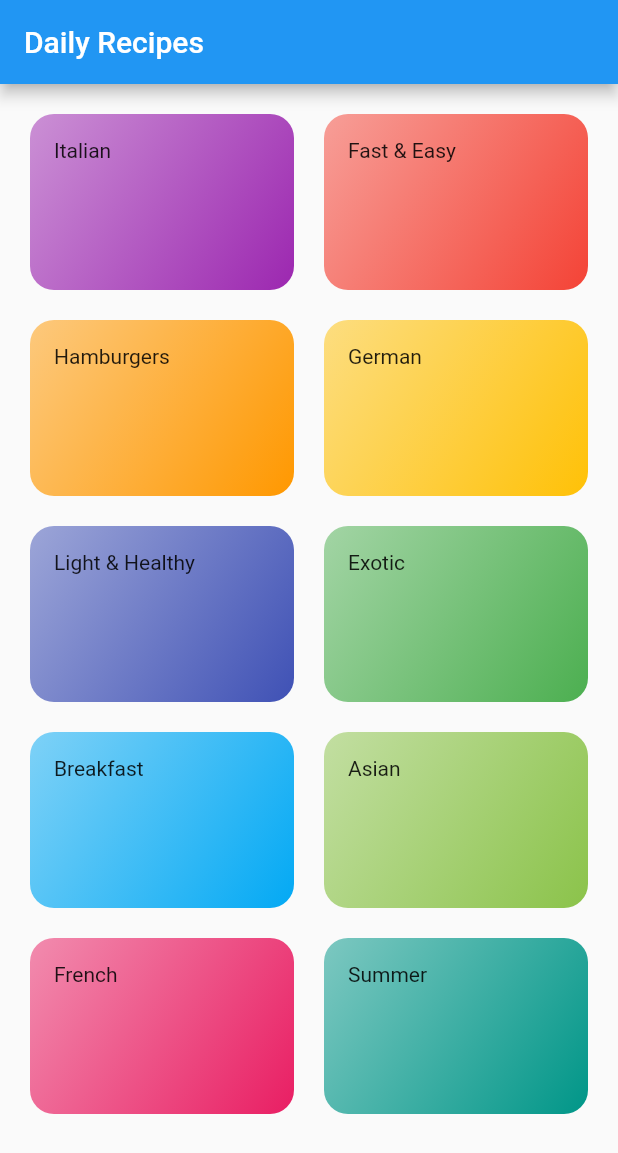
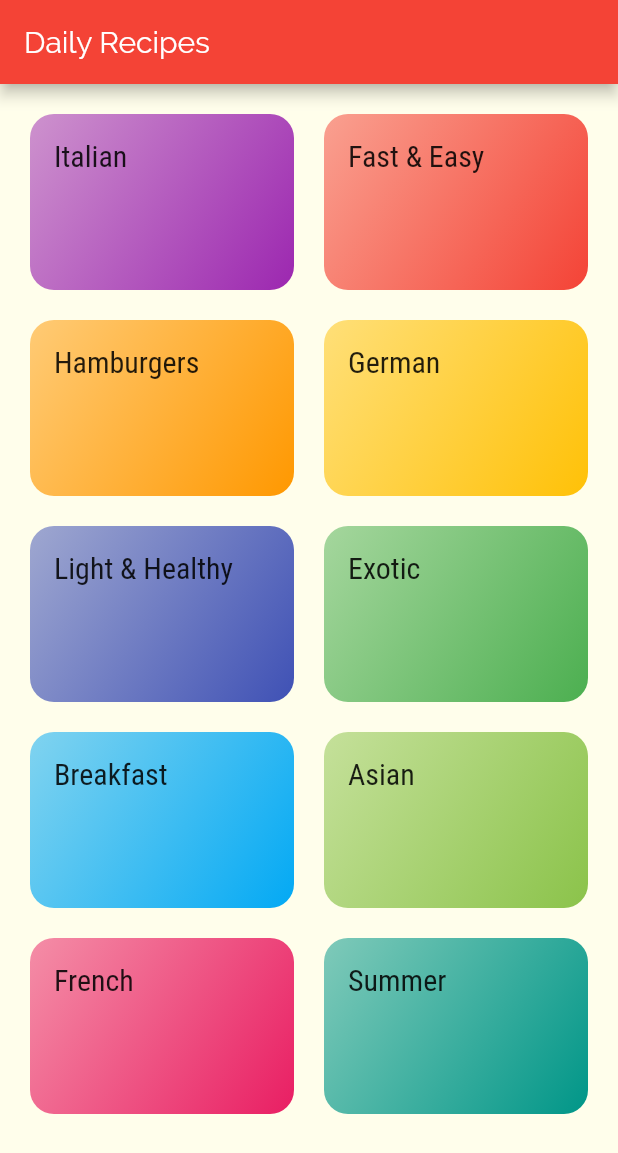
Before and after one commit to dominickbrasileiro/flutter_recipes, a Flutter app: the screen it shows after launch, on a phone screen of 412 x 824 dp. Shown: the top 1153 px of the screen. Run offline on Flutter 3.47's test engine with Material 2 defaults, Android fonts, the phone set to English and light mode, and no system bars.

Commit message:
add theme data

```diff
--- a/lib/components/category_item.dart
+++ b/lib/components/category_item.dart
@@ -22,7 +22,10 @@ class CategoryItem extends StatelessWidget {
           ],
         ),
       ),
-      child: Text(category.title),
+      child: Text(
+        category.title,
+        style: Theme.of(context).textTheme.bodyText1,
+      ),
     );
   }
 }
--- a/lib/main.dart
+++ b/lib/main.dart
@@ -10,7 +10,16 @@ class MyApp extends StatelessWidget {
     return MaterialApp(
       title: 'Daily Recipes',
       theme: ThemeData(
-        primarySwatch: Colors.blue,
+        primarySwatch: Colors.red,
+        accentColor: Colors.amber,
+        canvasColor: Color.fromRGBO(255, 254, 235, 1),
+        fontFamily: 'Raleway',
+        textTheme: ThemeData.light().textTheme.copyWith(
+              bodyText1: TextStyle(
+                fontSize: 20,
+                fontFamily: 'RobotoCondensed',
+              ),
+            ),
       ),
       home: CategoriesScreen(),
     );
```
